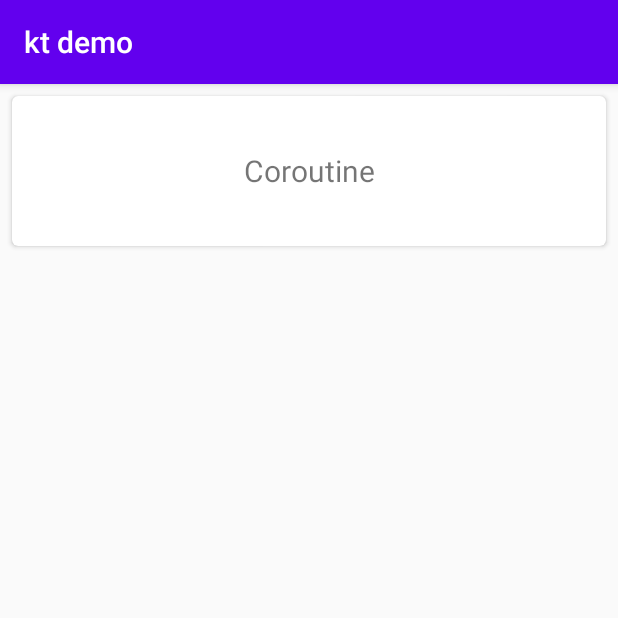
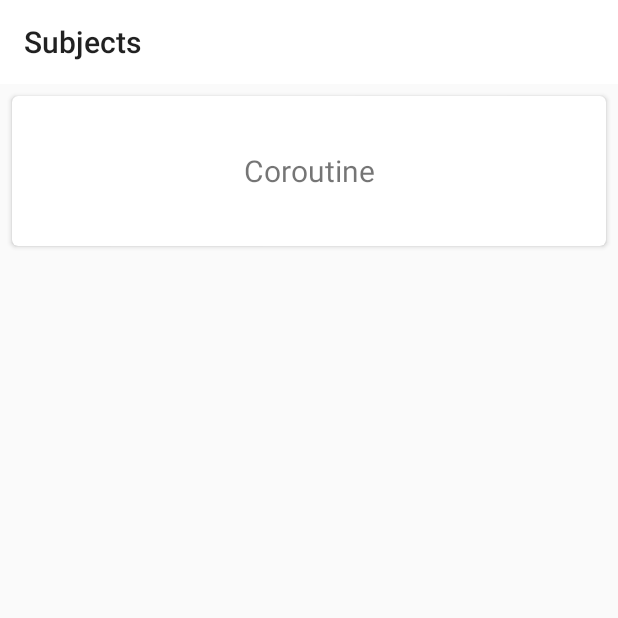
Before and after one commit to jinjinchacha/kt-note, an Android app: the screen it shows after launch (MainActivity), on a phone screen of 412 x 824 dp, the top half of it. Run offline under Robolectric (Android 15) with nearby library versions, the phone set to English and light mode, and no system bars; our stand-ins replace navigation-ui.

Commit message:
add toolbar

```diff
--- a/app/src/main/java/com/jung/ktdemo/ui/base/BaseFragment.kt
+++ b/app/src/main/java/com/jung/ktdemo/ui/base/BaseFragment.kt
@@ -4,12 +4,17 @@ import android.os.Bundle
 import android.view.LayoutInflater
 import android.view.View
 import android.view.ViewGroup
+import androidx.appcompat.widget.Toolbar
 import androidx.fragment.app.Fragment
+import androidx.navigation.fragment.findNavController
+import androidx.navigation.ui.setupWithNavController
 import androidx.viewbinding.ViewBinding
 
 abstract class BaseFragment<T : ViewBinding> : Fragment() {
     private var _binding: T? = null
     protected val binding get() = _binding!!
+
+    protected abstract fun getToolbar(): Toolbar
 
     abstract fun bindView(inflater: LayoutInflater, container: ViewGroup?): T
 
@@ -19,6 +24,11 @@ abstract class BaseFragment<T : ViewBinding> : Fragment() {
         savedInstanceState: Bundle?
     ): View? = bindView(inflater, container).also { _binding = it }.root
 
+    override fun onViewCreated(view: View, savedInstanceState: Bundle?) {
+        super.onViewCreated(view, savedInstanceState)
+        getToolbar().setupWithNavController(findNavController())
+    }
+
     override fun onDestroyView() {
         super.onDestroyView()
         _binding = null
--- a/app/src/main/java/com/jung/ktdemo/ui/coroutine/CoroutineFragment.kt
+++ b/app/src/main/java/com/jung/ktdemo/ui/coroutine/CoroutineFragment.kt
@@ -4,16 +4,18 @@ import android.os.Bundle
 import android.view.LayoutInflater
 import android.view.View
 import android.view.ViewGroup
+import androidx.appcompat.widget.Toolbar
 import androidx.lifecycle.lifecycleScope
 import com.jung.ktdemo.databinding.CoroutineFragmentBinding
 import com.jung.ktdemo.ui.base.BaseFragment
 import kotlinx.coroutines.*
-import java.lang.Exception
 
 class CoroutineFragment : BaseFragment<CoroutineFragmentBinding>() {
 
     private lateinit var timerJob: Job
     private var time = 10
+
+    override fun getToolbar(): Toolbar = binding.toolbar
 
     override fun bindView(
         inflater: LayoutInflater,
@@ -161,4 +163,5 @@ class CoroutineFragment : BaseFragment<CoroutineFragmentBinding>() {
         println("fException: ${Thread.currentThread()}")
         throw Exception("fException exception")
     }
+
 }
--- a/app/src/main/java/com/jung/ktdemo/ui/main/MainFragment.kt
+++ b/app/src/main/java/com/jung/ktdemo/ui/main/MainFragment.kt
@@ -9,6 +9,8 @@ import com.jung.ktdemo.databinding.MainFragmentBinding
 import com.jung.ktdemo.ui.base.BaseFragment
 
 class MainFragment : BaseFragment<MainFragmentBinding>() {
+
+    override fun getToolbar() = binding.toolbar
 
     override fun bindView(inflater: LayoutInflater, container: ViewGroup?): MainFragmentBinding =
         MainFragmentBinding.inflate(inflater, container, false)
@@ -26,4 +28,5 @@ class MainFragment : BaseFragment<MainFragmentBinding>() {
             (adapter as MainAdapter).submitList(subjectList)
         }
     }
+
 }
--- a/app/src/main/res/layout/main_fragment.xml
+++ b/app/src/main/res/layout/main_fragment.xml
@@ -3,6 +3,15 @@
     xmlns:app="http://schemas.android.com/apk/res-auto"
     android:layout_width="match_parent"
     android:layout_height="match_parent">
+
+    <androidx.appcompat.widget.Toolbar
+        android:id="@+id/toolbar"
+        android:layout_width="0dp"
+        android:layout_height="wrap_content"
+        android:background="@android:color/white"
+        app:layout_constraintEnd_toEndOf="parent"
+        app:layout_constraintStart_toStartOf="parent"
+        app:layout_constraintTop_toTopOf="parent" />
 
     <androidx.recyclerview.widget.RecyclerView
         android:id="@+id/recycler"
@@ -13,5 +22,6 @@
         app:layout_constraintBottom_toBottomOf="parent"
         app:layout_constraintEnd_toEndOf="parent"
         app:layout_constraintStart_toStartOf="parent"
-        app:layout_constraintTop_toTopOf="parent" />
+        app:layout_constraintTop_toBottomOf="@+id/toolbar" />
+
 </androidx.constraintlayout.widget.ConstraintLayout>
--- a/app/src/main/res/navigation/main.xml
+++ b/app/src/main/res/navigation/main.xml
@@ -8,7 +8,7 @@
     <fragment
         android:id="@+id/mainFragment"
         android:name="com.jung.ktdemo.ui.main.MainFragment"
-        android:label="MainFragment"
+        android:label="Subjects"
         tool:layout="@layout/main_fragment">
         <action
             android:id="@+id/action_mainFragment_to_coroutineFragment"
@@ -17,6 +17,6 @@
     <fragment
         android:id="@+id/coroutineFragment"
         android:name="com.jung.ktdemo.ui.coroutine.CoroutineFragment"
-        android:label="CoroutineFragment"
+        android:label="Coroutine"
         tool:layout="@layout/coroutine_fragment" />
 </navigation>
--- a/app/src/main/res/values/styles.xml
+++ b/app/src/main/res/values/styles.xml
@@ -1,6 +1,6 @@
 <resources>
     <!-- Base application theme. -->
-    <style name="AppTheme" parent="Theme.AppCompat.Light.DarkActionBar">
+    <style name="AppTheme" parent="Theme.AppCompat.Light.NoActionBar">
         <!-- Customize your theme here. -->
         <item name="colorPrimary">@color/colorPrimary</item>
         <item name="colorPrimaryDark">@color/colorPrimaryDark</item>
```
Also changed, not shown: app/src/main/res/layout/coroutine_fragment.xml (+5 -6 lines).
